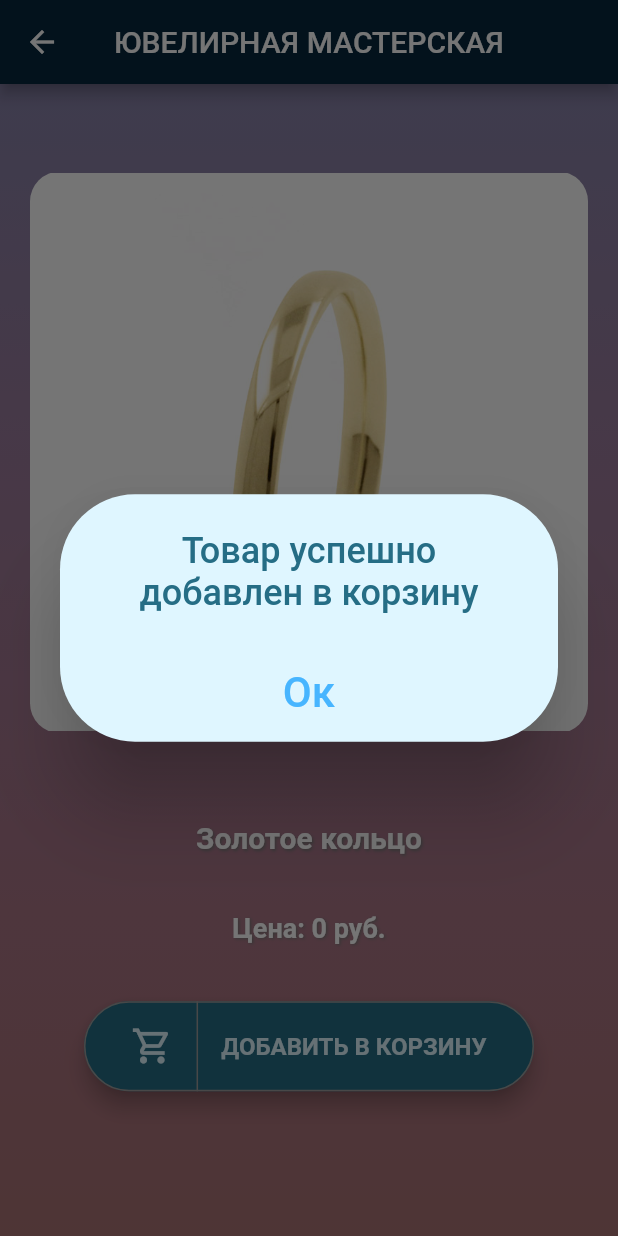
After one commit to VladarSkopin/College-Jewelry-Store, a Flutter app: the ItemPage screen opened directly with sample values from the repository, after a tap on "ДОБАВИТЬ В КОРЗИНУ", on a phone screen of 412 x 824 dp. The commit adds this screen. Run offline on Flutter 3.47's test engine with Material 2 defaults, Android fonts, the phone set to English and light mode, and no system bars; our stand-ins replace page_transition.

Commit message:
InkWell onTap -> item page

```diff
--- a/college_jewelry_store/lib/screens/browse_screen.dart
+++ b/college_jewelry_store/lib/screens/browse_screen.dart
@@ -1,6 +1,5 @@
 
 import 'package:flutter/material.dart';
-
 import '../models/catalog_model.dart';
 
 
--- /dev/null
+++ b/college_jewelry_store/lib/screens/item_page.dart
@@ -0,0 +1,148 @@
+
+import 'package:flutter/material.dart';
+import '../models/catalog_model.dart';
+
+
+class ItemPage extends StatefulWidget {
+  const ItemPage({Key? key, required this.item}) : super(key: key);
+
+  final Jewelry item;
+
+
+  @override
+  State<ItemPage> createState() => _ItemPageState();
+}
+
+class _ItemPageState extends State<ItemPage> {
+
+
+  final _txtStyle = TextStyle(
+      color: Colors.white,
+      fontSize: 20,
+      fontWeight: FontWeight.w600,
+      shadows: [
+        Shadow(
+            color: Colors.grey[600]!,
+            blurRadius: 2.0,
+            offset: const Offset(1, 1)
+        )
+      ]
+  );
+
+  @override
+  Widget build(BuildContext context) {
+    return SafeArea(
+      child: Scaffold(
+        appBar: AppBar(title: const Text('ЮВЕЛИРНАЯ МАСТЕРСКАЯ'), centerTitle: true),
+        body: Container(
+          decoration: const BoxDecoration(
+              gradient: LinearGradient(
+                  colors: [
+                    Color(0xFFab7474),
+                    Color(0xFFab747d),
+                    Color(0xFFa97586),
+                    Color(0xFFa5778e),
+                    Color(0xFFa07996),
+                    Color(0xFF997c9d),
+                    Color(0xFF907fa3),
+                    Color(0xFF8782a8),
+                  ],
+                  end: Alignment.topCenter,
+                  begin: Alignment.bottomCenter
+              )
+          ),
+          child: Center(
+            child: Column(
+              mainAxisAlignment: MainAxisAlignment.spaceEvenly,
+              children: [
+            Padding(
+            padding: const EdgeInsets.all(20.0),
+            child: SizedBox(
+              width: MediaQuery.of(context).size.height / 2.2,
+              height: MediaQuery.of(context).size.height / 2.2,
+              child: ClipRRect(
+                borderRadius: BorderRadius.circular(20),
+                child: Image(
+                  image: AssetImage(widget.item.imgUrl),
+                ),
+              ),
+            ),
+        ),
+                Text(widget.item.label, style: _txtStyle),
+                Text('Цена: ${widget.item.price} руб.',
+                  style: _txtStyle.copyWith(
+                    fontSize: 18
+                  ),
+                ),
+                SizedBox(
+                  width: 300,
+                  height: 60,
+                  child: MaterialButton(
+                    onPressed: () {
+
+                      showDialog(
+                          context: context,
+                          builder: (BuildContext context) => AlertDialog(
+                            title: Text('Товар успешно добавлен в корзину', style: TextStyle(
+                              color: Color(0xFF256D85),
+                              fontSize: 24
+                            ), textAlign: TextAlign.center),
+                            //icon: Icon(Icons.check_circle_outline, size: 40, color: Color(0xFF256D85)),
+                            shape: RoundedRectangleBorder(
+                              borderRadius: BorderRadius.circular(50)
+                            ),
+                            backgroundColor: Color(0xFFDFF6FF),
+                            actionsAlignment: MainAxisAlignment.center,
+                            actions: [
+                              TextButton(
+                                onPressed: () => Navigator.pop(context),
+                                child: const Text('Ок', style: TextStyle(
+                                  color: Color(0xFF47B5FF),
+                                  fontSize: 28
+                                )),
+                              ),
+                            ],
+                          )
+                      );
+
+                    },
+                    color: const Color(0xFF256D85),
+                    shape: const StadiumBorder(
+                      side: BorderSide(
+                        color: Colors.grey
+                      )
+                    ),
+                    elevation: 6.0,
+                    child: Row(
+                      mainAxisAlignment: MainAxisAlignment.spaceEvenly,
+                      children: const [
+                        Icon(
+                            Icons.shopping_cart_outlined,
+                            color: Color(0xFFDFF6FF),
+                            size: 28
+                        ),
+                        VerticalDivider(
+                          color: Colors.grey,
+                          thickness: 1,
+                          width: 1,
+                        ),
+                        Text(
+                          'ДОБАВИТЬ В КОРЗИНУ',
+                          style: TextStyle(
+                            color: Color(0xFFDFF6FF),
+                          fontSize: 16,
+                            fontWeight: FontWeight.w600
+                        )),
+                      ],
+                    ),
+                  ),
+                ),
+                const SizedBox(height: 20),
+              ],
+            ),
+          ),
+        ),
+      ),
+    );
+  }
+}
```
Also changed, not shown: college_jewelry_store/lib/models/catalog_model.dart (+4 -4 lines), college_jewelry_store/lib/screens/collection_screen.dart (+78 -10 lines).
